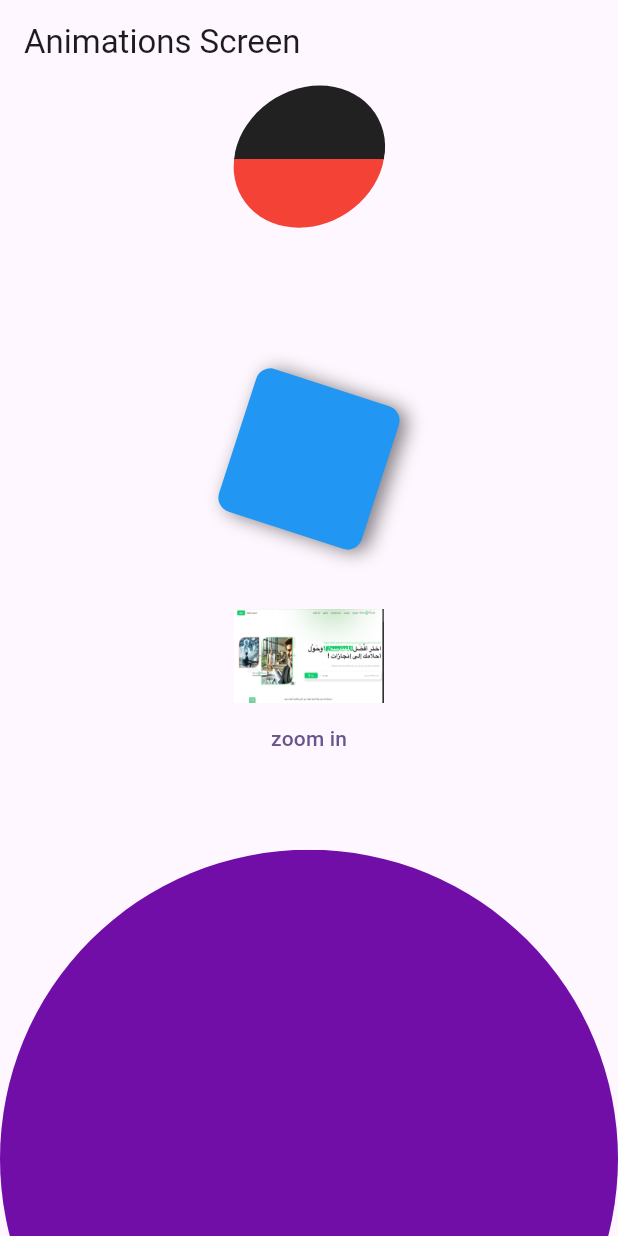
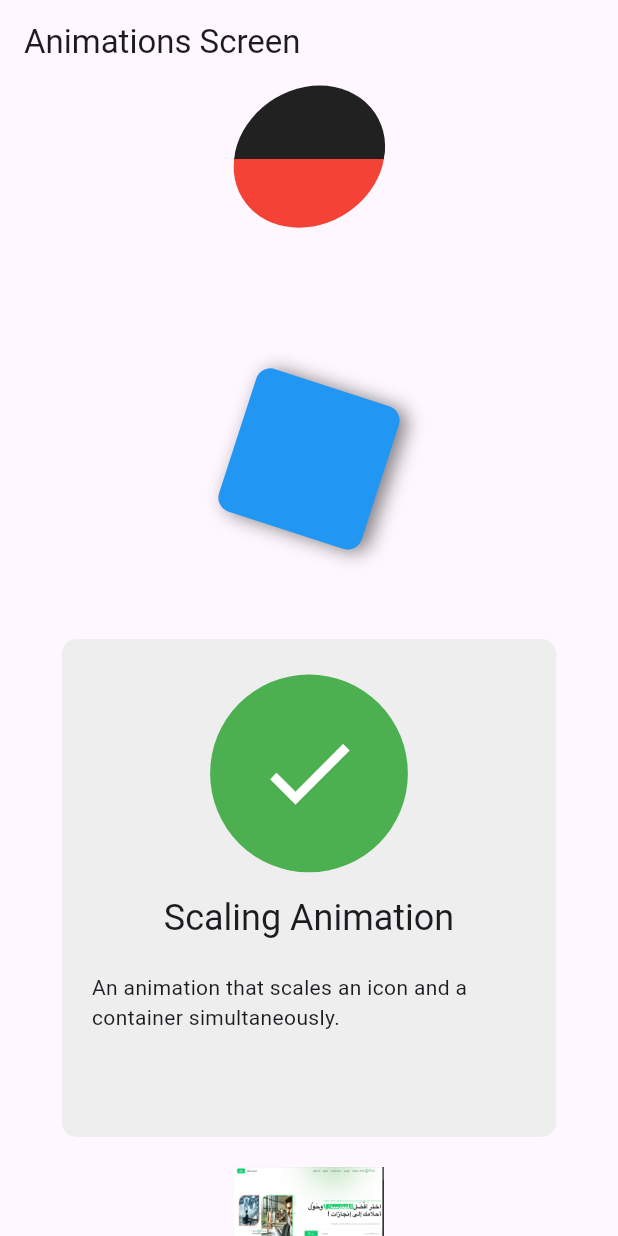
Before and after one commit to islam-debbi-dev/tutorials_flutter, a Flutter app: the screen it shows after launch, on a phone screen of 412 x 824 dp. Run offline on Flutter 3.47's test engine with Material 3 defaults, Android fonts, the phone set to English and light mode, and no system bars.

Commit message:
add ScalingAnimation widget to enhance animation features in AnimationScreen

```diff
--- a/lib/animations/animation_screen.dart
+++ b/lib/animations/animation_screen.dart
@@ -4,6 +4,7 @@ import 'widgets/change_colors_animation.dart';
 import 'widgets/drawer/my_drawer.dart';
 import 'widgets/first_animation_widget.dart';
 import 'widgets/implicit_animation_widget.dart';
+import 'widgets/scaling_animation.dart';
 import 'widgets/second_animation_widget.dart';
 
 class AnimationScreen extends StatefulWidget {
@@ -46,7 +47,7 @@ class _AnimationScreenState extends State<AnimationScreen> {
                 SizedBox(height: 50),
                 const SecondAnimationWidget(),
                 const SizedBox(height: 50),
-
+                const ScalingAnimation(),
                 const ImplicitAnimationWidget(),
                 const SizedBox(height: 50),
                 const ChangeColorsAnimation(),
--- /dev/null
+++ b/lib/animations/widgets/scaling_animation.dart
@@ -0,0 +1,126 @@
+import 'package:flutter/material.dart';
+
+class ScalingAnimation extends StatefulWidget {
+  const ScalingAnimation({super.key});
+
+  @override
+  State<ScalingAnimation> createState() => _ScalingAnimationState();
+}
+
+class _ScalingAnimationState extends State<ScalingAnimation>
+    with SingleTickerProviderStateMixin {
+  late AnimationController _controller;
+  late Animation<double> _animationIcon;
+  late Animation<double> _animationContainer;
+  late Animation<Offset> _animationOffset;
+
+  @override
+  void initState() {
+    // TODO: implement initState
+    super.initState();
+
+    _controller = AnimationController(
+      vsync: this,
+      duration: const Duration(seconds: 1),
+    );
+
+    _animationIcon = Tween<double>(
+      begin: 7,
+      end: 6,
+    ).animate(CurvedAnimation(parent: _controller, curve: Curves.easeInOut));
+
+    _animationContainer = Tween<double>(
+      begin: 2,
+      end: 0.4,
+    ).animate(CurvedAnimation(parent: _controller, curve: Curves.easeInOut));
+
+    _animationOffset = Tween<Offset>(
+      begin: const Offset(0, 0),
+      end: const Offset(0, -0.23),
+    ).animate(CurvedAnimation(parent: _controller, curve: Curves.easeInOut));
+  }
+
+  @override
+  void dispose() {
+    _controller.dispose();
+    super.dispose();
+  }
+
+  @override
+  Widget build(BuildContext context) {
+    _controller
+      ..reset()
+      ..forward();
+    return ConstrainedBox(
+      constraints: BoxConstraints(
+        minHeight: 100,
+        maxHeight: 600,
+        maxWidth: MediaQuery.of(context).size.width * 0.8,
+      ),
+      child: Container(
+        margin: const EdgeInsets.symmetric(vertical: 20),
+        decoration: BoxDecoration(
+          color: Colors.grey[200],
+          borderRadius: BorderRadius.circular(10),
+        ),
+        child: ClipRRect(
+          borderRadius: BorderRadius.circular(20),
+          child: Stack(
+            alignment: Alignment.center,
+            children: [
+              Padding(
+                padding: const EdgeInsets.all(20.0),
+                child: Column(
+                  mainAxisAlignment: MainAxisAlignment.center,
+                  mainAxisSize: MainAxisSize.min,
+                  children: [
+                    SizedBox(height: 150),
+
+                    Text(
+                      'Scaling Animation',
+                      style: Theme.of(context).textTheme.headlineSmall,
+                    ),
+                    SizedBox(height: 20),
+                    Text(
+                      'An animation that scales an icon and a container simultaneously.',
+                      style: Theme.of(context).textTheme.bodyMedium,
+                    ),
+                    SizedBox(height: 50),
+                  ],
+                ),
+              ),
+              Positioned.fill(
+                child: RepaintBoundary(
+                  child: SlideTransition(
+                    position: _animationOffset,
+                    child: ScaleTransition(
+                      scale: _animationContainer,
+                      child: Container(
+                        width: 100,
+                        height: 100,
+                        decoration: BoxDecoration(
+                          shape: BoxShape.circle,
+                          color: Colors.green,
+                        ),
+                        child: Center(
+                          child: ScaleTransition(
+                            scale: _animationIcon,
+                            child: const Icon(
+                              Icons.done,
+                              color: Colors.white,
+                              size: 30,
+                            ),
+                          ),
+                        ),
+                      ),
+                    ),
+                  ),
+                ),
+              ),
+            ],
+          ),
+        ),
+      ),
+    );
+  }
+}
```
